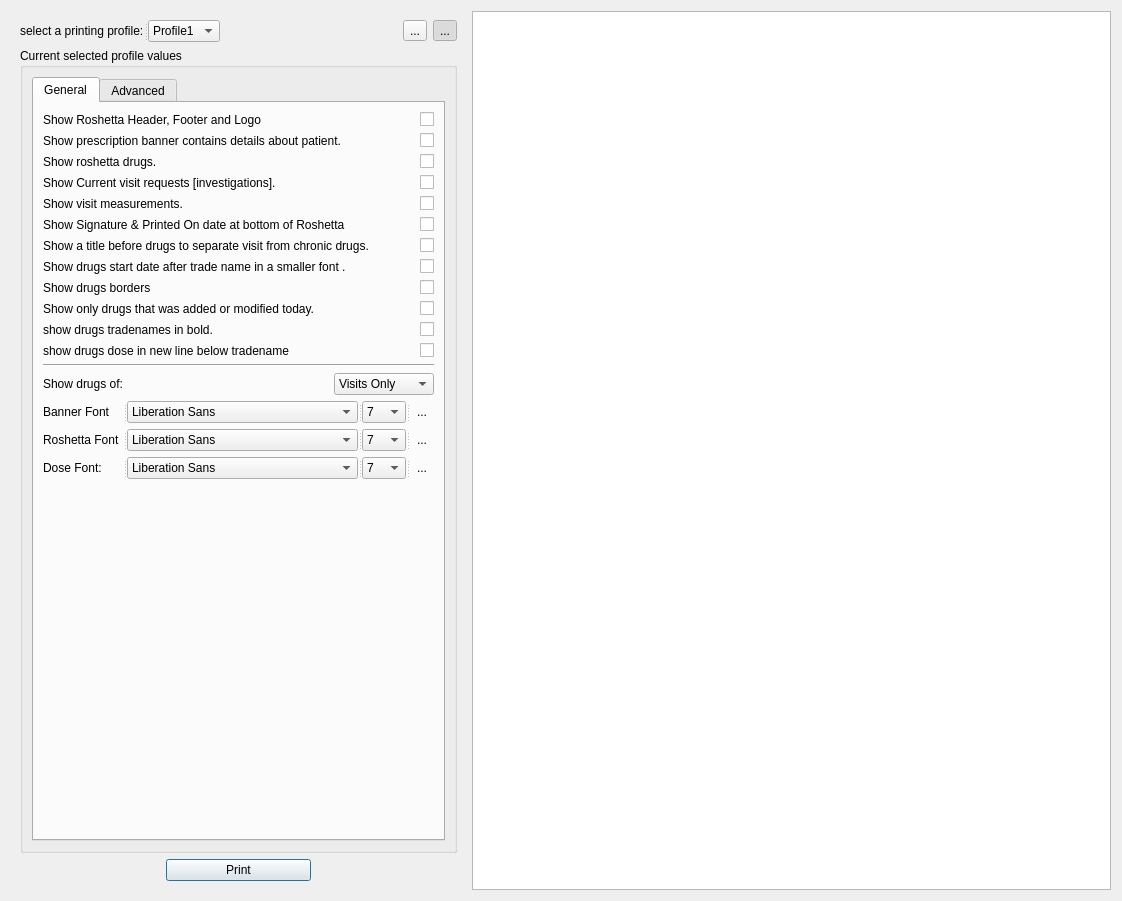
Qt form qtemr/printdrugs.ui (dr3mro/SmartClinic) before a commit.
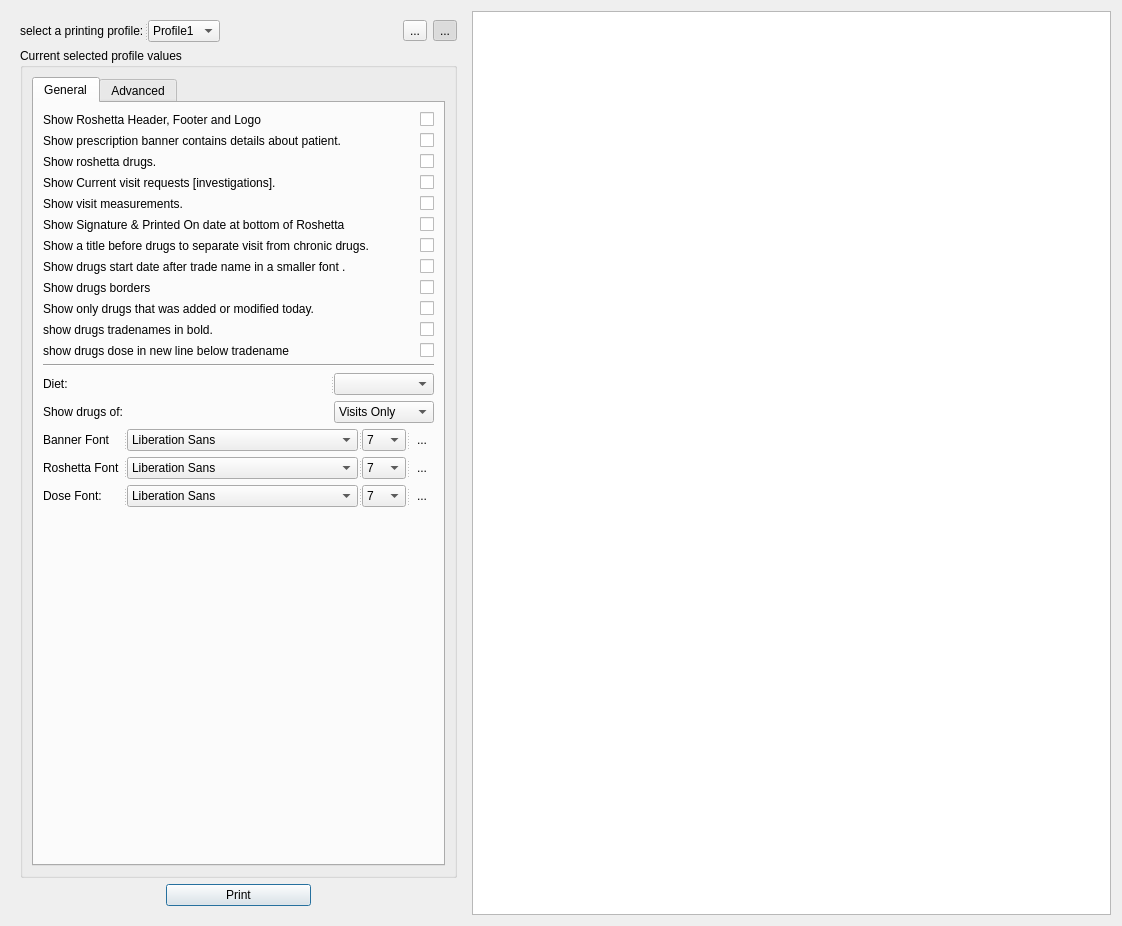
The same form after that commit. Icons and pictures are not drawn. Custom widgets are drawn as their Qt base class.

Commit message: * add diet support

```diff
--- a/qtemr/printdrugs.ui
+++ b/qtemr/printdrugs.ui
@@ -10,7 +10,7 @@
     <x>0</x>
     <y>0</y>
     <width>1122</width>
-    <height>901</height>
+    <height>926</height>
    </rect>
   </property>
   <property name="sizePolicy">
@@ -464,6 +464,26 @@
                </property>
               </widget>
              </item>
+             <item>
+              <widget class="QSplitter" name="splitter_12">
+               <property name="orientation">
+                <enum>Qt::Horizontal</enum>
+               </property>
+               <widget class="QLabel" name="label_11">
+                <property name="text">
+                 <string>Diet:</string>
+                </property>
+               </widget>
+               <widget class="QComboBox" name="diet">
+                <property name="maximumSize">
+                 <size>
+                  <width>100</width>
+                  <height>16777215</height>
+                 </size>
+                </property>
+               </widget>
+              </widget>
+             </item>
              <item>
               <widget class="QSplitter" name="splitter_14">
                <property name="orientation">
```
The commit also changes 6 other files.
